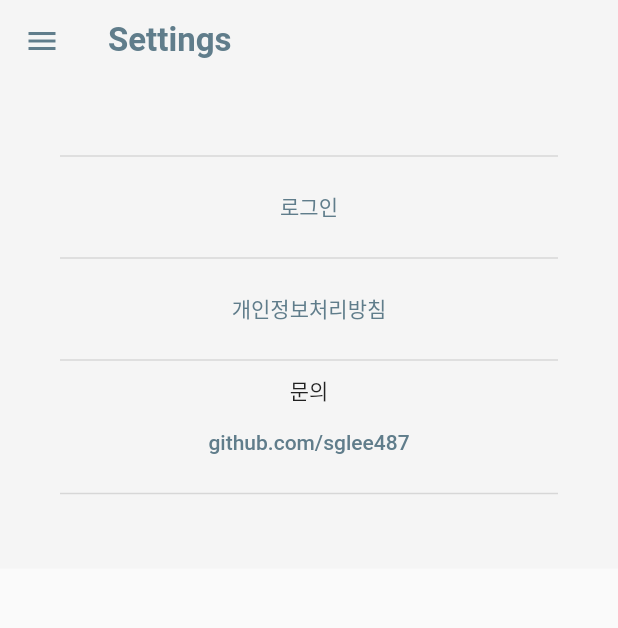
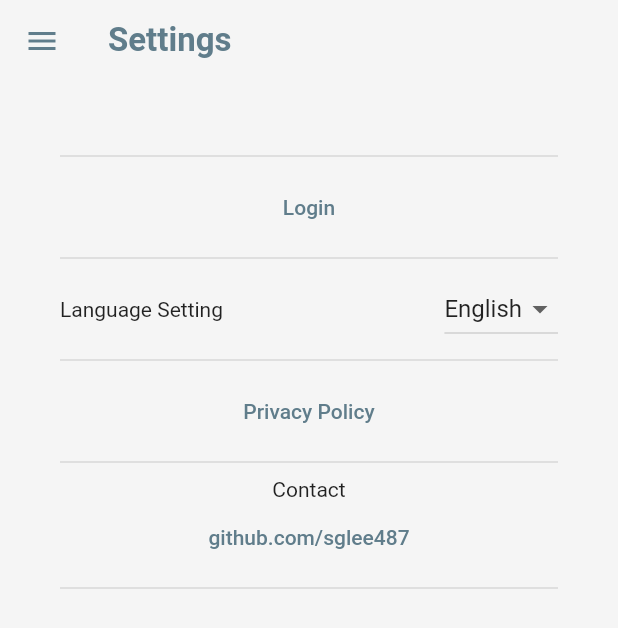
Before and after one commit to sglee487/medical_calculator, a Flutter app: the ChangePasswordPage screen opened by its route, after a tap on "Back", on a phone screen of 412 x 824 dp. Shown: the top 628 px of the screen. Run offline on Flutter 3.47's test engine with Material 2 defaults, Android fonts, the light colour scheme and no system bars; our stand-ins replace dio, easy_localization, email_validator, firebase_auth, firebase_core, flutter_dotenv and 8 more; accounts and stored records are empty.

Commit message:
add language setting kor

```diff
--- a/lib/components/navigation_drawer.dart
+++ b/lib/components/navigation_drawer.dart
@@ -2,6 +2,7 @@ import 'package:flutter/material.dart';
 import 'package:fluttericon/font_awesome5_icons.dart';
 import 'package:font_awesome_flutter/font_awesome_flutter.dart';
 import 'package:medical_calculator/constants.dart';
+import 'package:easy_localization/easy_localization.dart';
 
 class NavigationDrawer extends StatelessWidget {
   final int index;
@@ -21,9 +22,9 @@ class NavigationDrawer extends StatelessWidget {
             Padding(
               padding: const EdgeInsets.all(16.0),
               child: Text(
-                'Header',
+                'common.menu',
                 style: textTheme.headline6,
-              ),
+              ).tr(),
             ),
             const Divider(
               height: 1,
@@ -31,18 +32,20 @@ class NavigationDrawer extends StatelessWidget {
             ),
             ListTile(
               leading: const Icon(Icons.settings_rounded),
-              title: const Text('settings'),
+              title: const Text('common.settings').tr(),
               selected: index == 0,
               onTap: () {
-                Navigator.pushNamed(context, '/settings');
+                Navigator.pushReplacementNamed(context, '/settings');
               },
             ),
             ListTile(
               leading: const FaIcon(FontAwesome5.syringe),
-              title: const Text('Epinephrine Rate'),
+              // title: const Text('Epinephrine Rate'),
+              title: const Text('Epinephrine Rate').tr(),
+              subtitle: const Text('에피네프린 주사량'),
               selected: index == 1,
               onTap: () {
-                Navigator.pushNamed(context, '/epinephrine');
+                Navigator.pushReplacementNamed(context, '/epinephrine');
               },
             ),
           ],
--- a/lib/components/topBar.dart
+++ b/lib/components/topBar.dart
@@ -12,7 +12,7 @@ class TopBar extends StatelessWidget with PreferredSizeWidget {
     return AppBar(
       foregroundColor: Colors.blueGrey,
       shadowColor: Colors.transparent,
-      elevation: 3,
+      elevation: 1,
       title: Text(
         title,
         style: const TextStyle(
--- a/lib/page/change_password_page.dart
+++ b/lib/page/change_password_page.dart
@@ -1,5 +1,6 @@
 import 'package:flutter/material.dart';
 import 'package:dio/dio.dart';
+import 'package:easy_localization/easy_localization.dart';
 
 import '/components/navigation_drawer.dart';
 import '/components/topBar.dart';
@@ -17,7 +18,6 @@ class ChangePasswordPage extends StatefulWidget {
 }
 
 class _ChangePasswordPageState extends State<ChangePasswordPage> {
-  final TextEditingController _emailController = TextEditingController();
   final TextEditingController _passwordController = TextEditingController();
   final TextEditingController _newPasswordController = TextEditingController();
   final TextEditingController _newPasswordConfirmController =
@@ -26,20 +26,18 @@ class _ChangePasswordPageState extends State<ChangePasswordPage> {
   void _changePassword(context) async {
     if (!RegExp(r'^(?=.*?[a-z])(?=.*?[0-9]).{8,}$')
         .hasMatch(_passwordController.text)) {
-      showSimpleDialog(context,
-          'Please enter a password with at least 8 characters, one lowercase letter and one number.');
+      showSimpleDialog(context, 'message.passwordStrict'.tr());
       return;
     }
 
     if (!RegExp(r'^(?=.*?[a-z])(?=.*?[0-9]).{8,}$')
         .hasMatch(_newPasswordController.text)) {
-      showSimpleDialog(context,
-          'Please enter a password with at least 8 characters, one lowercase letter and one number.');
+      showSimpleDialog(context, 'message.passwordStrict'.tr());
       return;
     }
 
     if (_newPasswordController.text != _newPasswordConfirmController.text) {
-      showSimpleDialog(context, 'Please confirm your password.');
+      showSimpleDialog(context, 'message.confirmPassword'.tr());
       return;
     }
 
@@ -47,21 +45,20 @@ class _ChangePasswordPageState extends State<ChangePasswordPage> {
       await changePassword(
           _passwordController.text, _newPasswordController.text);
       Globals().logout();
-      Navigator.pushNamed(context, '/settings');
+      Navigator.pushReplacementNamed(context, '/settings');
 
-      showSimpleDialog(
-          context, 'Change password success!\nPlease login again.');
+      showSimpleDialog(context, 'message.changePasswordSeccess'.tr());
     } on DioError {
-      showSimpleDialog(context, 'Please confirm your password.');
+      showSimpleDialog(context, 'message.confirmPassword'.tr());
     } catch (e) {
-      showSimpleDialog(context, 'Unable to register. Please try again later.');
+      showSimpleDialog(context, 'message.unableRegister'.tr());
     }
   }
 
   @override
   Widget build(BuildContext context) {
     return Scaffold(
-        appBar: const TopBar(title: 'Change Password'),
+        appBar: TopBar(title: 'common.changePassword'.tr()),
         body: SingleChildScrollView(
           child: Container(
             decoration: const BoxDecoration(color: kBackgroundColor1),
@@ -70,7 +67,7 @@ class _ChangePasswordPageState extends State<ChangePasswordPage> {
                 width: kDefaultWidth * 0.75,
                 child: Column(
                   children: [
-                    const Text('Change Password'),
+                    const Text('common.changePassword').tr(),
                     Column(
                       children: [
                         TextFormField(
@@ -80,8 +77,8 @@ class _ChangePasswordPageState extends State<ChangePasswordPage> {
                           autocorrect: false,
                           cursorColor: Colors.black,
                           style: const TextStyle(color: Colors.black),
-                          decoration: const InputDecoration(
-                            labelText: 'Password',
+                          decoration: InputDecoration(
+                            labelText: 'common.password'.tr(),
                           ),
                         ),
                         TextFormField(
@@ -91,8 +88,8 @@ class _ChangePasswordPageState extends State<ChangePasswordPage> {
                           autocorrect: false,
                           cursorColor: Colors.black,
                           style: const TextStyle(color: Colors.black),
-                          decoration: const InputDecoration(
-                            labelText: 'New password',
+                          decoration: InputDecoration(
+                            labelText: 'common.newPassword'.tr(),
                           ),
                         ),
                         TextFormField(
@@ -102,8 +99,8 @@ class _ChangePasswordPageState extends State<ChangePasswordPage> {
                           autocorrect: false,
                           cursorColor: Colors.black,
                           style: const TextStyle(color: Colors.black),
-                          decoration: const InputDecoration(
-                            labelText: 'New Password Confirm',
+                          decoration: InputDecoration(
+                            labelText: 'common.newPasswordConfirm'.tr(),
                           ),
                         ),
                         Padding(
@@ -114,7 +111,7 @@ class _ChangePasswordPageState extends State<ChangePasswordPage> {
                                 _changePassword(context);
                               },
                               icon: const Icon(Icons.app_registration_rounded),
-                              label: const Text('Change Password'),
+                              label: const Text('common.changePassword').tr(),
                             )),
                         const Divider(
                           height: 10,
@@ -126,11 +123,12 @@ class _ChangePasswordPageState extends State<ChangePasswordPage> {
                                 0, 5, 0, kDefaultPadding),
                             child: TextButton.icon(
                               onPressed: () {
-                                Navigator.pushNamed(context, '/settings');
+                                Navigator.pushReplacementNamed(
+                                    context, '/settings');
                               },
                               icon:
                                   const Icon(Icons.arrow_back_ios_new_rounded),
-                              label: const Text('Back'),
+                              label: const Text('common.back').tr(),
                             )),
                       ],
                     ),
--- a/lib/page/settings_page.dart
+++ b/lib/page/settings_page.dart
@@ -1,5 +1,6 @@
 import 'package:flutter/material.dart';
 import 'package:url_launcher/url_launcher_string.dart';
+import 'package:easy_localization/easy_localization.dart';
 
 import '/components/navigation_drawer.dart';
 import '/components/topBar.dart';
@@ -18,26 +19,25 @@ class SettingsPage extends StatelessWidget {
   Widget build(BuildContext context) {
     void _logout() async {
       globals.logout();
-      Navigator.pushNamed(context, '/settings');
+      Navigator.pushReplacementNamed(context, '/settings');
     }
 
     void _removeAccount() async {
       try {
         await removeAccount().then((_) {
           globals.logout();
-          Navigator.pushNamed(context, '/settings');
-          showToastMessage('Account removed');
+          Navigator.pushReplacementNamed(context, '/settings');
+          showToastMessage('message.removeAccountSeccess'.tr());
         });
       } catch (e) {
-        showErrorToast('Unable to remove account\nPlease try again later');
+        showErrorToast('message.unableRemoveAccount'.tr());
       }
     }
 
     return Scaffold(
-        appBar: const TopBar(title: 'Settings'),
+        appBar: TopBar(title: 'common.settings'.tr()),
+        backgroundColor: kBackgroundColor1,
         body: SingleChildScrollView(
-          child: Container(
-            decoration: const BoxDecoration(color: kBackgroundColor1),
           child: Center(
             child: SizedBox(
                 width: kDefaultWidth,
@@ -59,12 +59,12 @@ class SettingsPage extends StatelessWidget {
                                       height: 20, color: Colors.transparent),
                                   ElevatedButton.icon(
                                       onPressed: () => {
-                                              Navigator.pushNamed(
+                                            Navigator.pushReplacementNamed(
                                                 context, '/changePassword')
                                           },
-                                        icon:
-                                            const Icon(Icons.password_outlined),
-                                        label: const Text('Change password')),
+                                      icon: const Icon(Icons.password_outlined),
+                                      label: const Text('common.changePassword')
+                                          .tr()),
                                   const Divider(
                                       height: 10, color: Colors.transparent),
                                   ElevatedButton.icon(
@@ -75,7 +75,8 @@ class SettingsPage extends StatelessWidget {
                                                     (BuildContext context) =>
                                                         AlertDialog(
                                                           content: const Text(
-                                                                'are you sure to remove account?'),
+                                                                  'message.confirmRemoveAccount')
+                                                              .tr(),
                                                           actions: [
                                                             TextButton(
                                                                 onPressed: () =>
@@ -83,33 +84,67 @@ class SettingsPage extends StatelessWidget {
                                                                             context)
                                                                         .pop(),
                                                                 child: const Text(
-                                                                      'CANCEL')),
+                                                                        'common.cancel')
+                                                                    .tr()),
                                                             ElevatedButton(
                                                                 onPressed:
                                                                     _removeAccount,
                                                                 style: ElevatedButton
                                                                     .styleFrom(
-                                                                          primary: Colors
+                                                                        primary:
+                                                                            Colors
                                                                                 .red),
                                                                 child: const Text(
-                                                                      'remove'))
+                                                                        'common.remove')
+                                                                    .tr())
                                                           ],
                                                         ))
                                           },
                                       icon: const Icon(Icons.delete_rounded),
-                                        label: const Text('remove account')),
+                                      label: const Text('common.removeAccount')
+                                          .tr()),
                                   const Divider(
                                       height: 10, color: Colors.transparent),
                                   ElevatedButton.icon(
                                       onPressed: _logout,
                                       icon: const Icon(Icons.logout_outlined),
-                                        label: const Text('logout'))
+                                      label: const Text('common.logout').tr()),
                                 ],
                               )
                             : TextButton(
-                                  onPressed: () =>
-                                      Navigator.pushNamed(context, '/login'),
-                                  child: const Text('로그인')),
+                                onPressed: () => Navigator.pushReplacementNamed(
+                                    context, '/login'),
+                                child: const Text('common.login').tr()),
+                      ),
+                      const Divider(
+                        height: 20,
+                        thickness: 1,
+                      ),
+                      Row(
+                        mainAxisAlignment: MainAxisAlignment.spaceBetween,
+                        crossAxisAlignment: CrossAxisAlignment.center,
+                        children: [
+                          const Text('settings.languageSetting').tr(),
+                          DropdownButton(
+                              value: context.locale.toString(),
+                              items: const [
+                                DropdownMenuItem(
+                                  value: 'ko_KR',
+                                  child: Text('한국어'),
+                                ),
+                                DropdownMenuItem(
+                                  value: 'en_US',
+                                  child: Text('English'),
+                                ),
+                              ],
+                              onChanged: (value) {
+                                if (value == 'ko_KR') {
+                                  context.setLocale(const Locale('ko', 'KR'));
+                                } else if (value == 'en_US') {
+                                  context.setLocale(const Locale('en', 'US'));
+                                }
+                              }),
+                        ],
                       ),
                       const Divider(
                         height: 20,
@@ -118,12 +153,12 @@ class SettingsPage extends StatelessWidget {
                       TextButton(
                           onPressed: () => launchUrlString(
                               'https://medicalculator.shop/media/medical+calculator+app\'s+privacy+policy_220824.html'),
-                            child: const Text('개인정보처리방침')),
+                          child: const Text('settings.privacyPolicy').tr()),
                       const Divider(
                         height: 20,
                         thickness: 1,
                       ),
-                        const Text('문의'),
+                      const Text('settings.contact').tr(),
                       TextButton(
                           onPressed: () =>
                               launchUrlString('https://github.com/sglee487'),
@@ -137,7 +172,6 @@ class SettingsPage extends StatelessWidget {
                 )),
           ),
         ),
-        ),
         drawer: const NavigationDrawer(index: 0));
   }
 }
--- a/pubspec.yaml
+++ b/pubspec.yaml
@@ -29,6 +29,7 @@ dependencies:
   provider: ^6.0.3
   firebase_core: ^1.20.0
   sign_in_with_apple: ^4.1.0
+  easy_localization: ^3.0.1
 
 dev_dependencies:
   fluttericon: ^2.0.0
@@ -50,3 +51,5 @@ flutter:
 
   assets:
     - .env
+    - assets/.env
+    - assets/translations/
```
Also changed, not shown: assets/translations/en-US.json (added, +70 -0 lines), assets/translations/ko-KR.json (added, +70 -0 lines), lib/main.dart (+15 -3 lines), lib/page/epinephrine_rate_list.dart (+32 -21 lines), lib/page/epinephrine_rate_page.dart (+32 -27 lines), lib/page/login_page.dart (+31 -33 lines), lib/page/ready_page.dart (+5 -4 lines), lib/page/register_page.dart (+18 -17 lines), pubspec.lock, 1 other file. Lines whose indentation alone changed are shown as unchanged.
